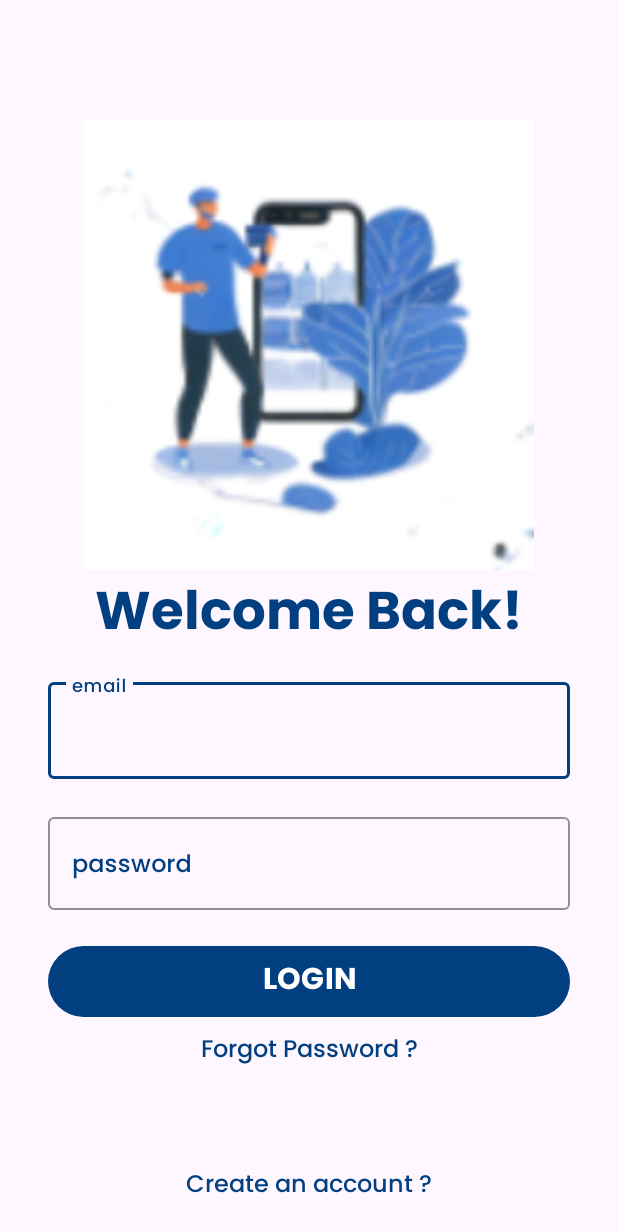
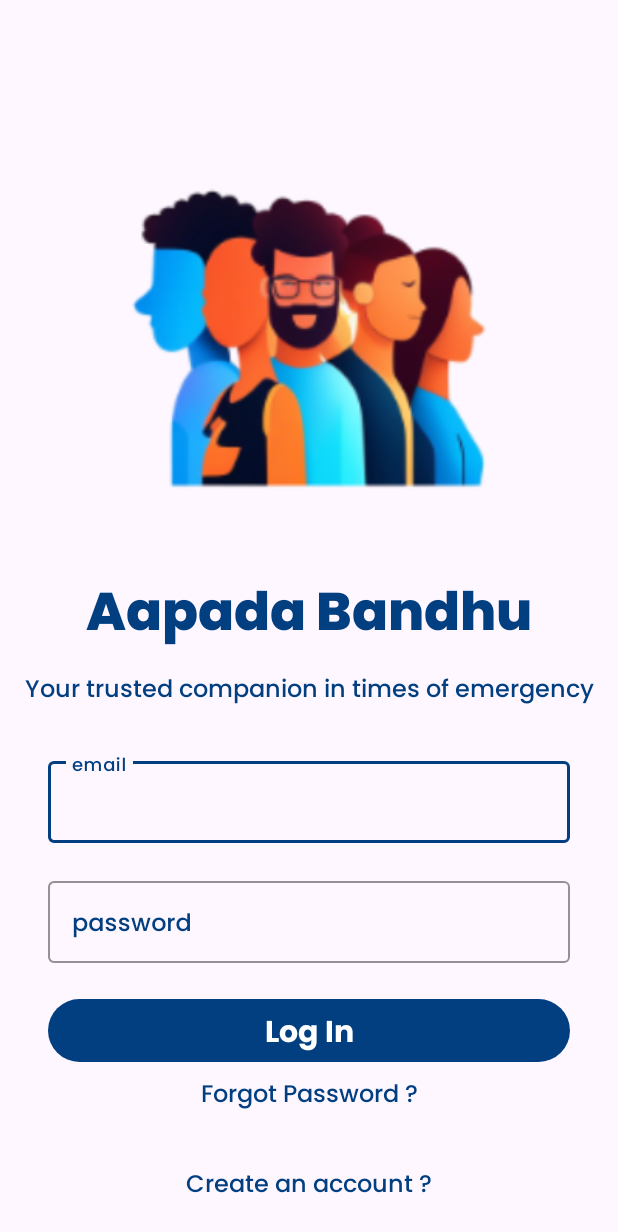
Before and after one commit to VanshPunia007/AapadaBandhu, an Android app: the LoginScreen screen opened directly, with no data from a screen before it, on a phone screen of 412 x 824 dp. Shown: the top 1232 px of the screen. Run offline under Robolectric (Android 15) with nearby library versions, the phone set to English and light mode, and no system bars.

Commit message:
Login UI updated

```diff
--- a/app/src/main/AndroidManifest.xml
+++ b/app/src/main/AndroidManifest.xml
@@ -12,6 +12,9 @@
         android:supportsRtl="true"
         android:theme="@style/Theme.AapadaBandhu"
         tools:targetApi="31">
+        <activity
+            android:name=".ReportActivity"
+            android:exported="false" />
         <activity
             android:name=".SignupActivity"
             android:exported="false" />
@@ -32,8 +35,7 @@
             android:exported="false" />
         <activity
             android:name=".MainActivity"
-            android:exported="true">
-        </activity>
+            android:exported="true"></activity>
 
         <meta-data
             android:name="preloaded_fonts"
--- a/app/src/main/res/layout/activity_login_screen.xml
+++ b/app/src/main/res/layout/activity_login_screen.xml
@@ -12,7 +12,7 @@
         android:layout_width="300dp"
         android:layout_height="300dp"
         android:layout_marginTop="80dp"
-        android:src="@drawable/signuplogo"
+        android:src="@drawable/login_img"
         app:layout_constraintEnd_toEndOf="parent"
         app:layout_constraintStart_toStartOf="parent"
         app:layout_constraintTop_toTopOf="parent" />
@@ -22,17 +22,18 @@
         android:id="@+id/email"
         style="@style/Widget.MaterialComponents.TextInputLayout.OutlinedBox"
         android:layout_width="0dp"
-        android:layout_height="70dp"
+        android:layout_height="60dp"
         android:layout_marginStart="32dp"
-        android:layout_marginTop="8dp"
+        android:layout_marginTop="28dp"
         android:layout_marginEnd="32dp"
+        android:gravity="center"
         android:hint="email"
         android:textColorHint="@color/dark_blue"
         app:boxStrokeColor="@color/dark_blue"
         app:hintTextColor="@color/dark_blue"
         app:layout_constraintEnd_toEndOf="parent"
         app:layout_constraintStart_toStartOf="parent"
-        app:layout_constraintTop_toBottomOf="@+id/textView6">
+        app:layout_constraintTop_toBottomOf="@+id/textView7">
 
         <com.google.android.material.textfield.TextInputEditText
             android:layout_width="match_parent"
@@ -47,7 +48,7 @@
         android:id="@+id/password"
         style="@style/Widget.MaterialComponents.TextInputLayout.OutlinedBox"
         android:layout_width="0dp"
-        android:layout_height="67dp"
+        android:layout_height="60dp"
         android:layout_marginTop="20dp"
         android:hint="password"
         android:textColorHint="@color/dark_blue"
@@ -68,12 +69,12 @@
     <Button
         android:id="@+id/loginbtn"
         android:layout_width="0dp"
-        android:layout_height="wrap_content"
+        android:layout_height="50dp"
         android:layout_marginStart="32dp"
         android:layout_marginTop="20dp"
         android:layout_marginEnd="32dp"
         android:fontFamily="@font/poppins_bold"
-        android:text="LOGIN"
+        android:text="Log In"
         android:textColor="@color/white"
         android:textSize="20sp"
         app:backgroundTint="#023F81"
@@ -109,11 +110,24 @@
         app:layout_constraintStart_toStartOf="parent" />
 
     <TextView
-        android:id="@+id/textView6"
+        android:id="@+id/textView7"
         android:layout_width="wrap_content"
         android:layout_height="wrap_content"
-        android:fontFamily="@font/poppins_bold"
-        android:text="Welcome Back!"
+        android:layout_marginTop="5dp"
+        android:fontFamily="@font/poppins_medium"
+        android:text="Your trusted companion in times of emergency"
+        android:textColor="@color/dark_blue"
+        android:textSize="16sp"
+        app:layout_constraintEnd_toEndOf="parent"
+        app:layout_constraintStart_toStartOf="parent"
+        app:layout_constraintTop_toBottomOf="@+id/textView9" />
+
+    <TextView
+        android:id="@+id/textView9"
+        android:layout_width="wrap_content"
+        android:layout_height="wrap_content"
+        android:fontFamily="@font/poppins_extrabold"
+        android:text="Aapada Bandhu"
         android:textColor="@color/dark_blue"
         android:textSize="35sp"
         app:layout_constraintEnd_toEndOf="@+id/imageView2"
--- a/app/src/main/res/layout/activity_welcome.xml
+++ b/app/src/main/res/layout/activity_welcome.xml
@@ -25,6 +25,7 @@
         android:fontFamily="@font/poppins_bold"
         android:gravity="center"
         android:text="Welcome to\nAapada Bandhu"
+        android:textColor="@color/dark_blue"
         android:textSize="35dp"
         app:layout_constraintEnd_toEndOf="@+id/imageView"
         app:layout_constraintStart_toStartOf="@+id/imageView"
@@ -36,6 +37,7 @@
         android:layout_height="wrap_content"
         android:fontFamily="@font/poppins"
         android:text="Real-time Disaster Management Application"
+        android:textColor="@color/dark_blue"
         android:textSize="16sp"
         app:layout_constraintEnd_toEndOf="@+id/imageView"
         app:layout_constraintStart_toStartOf="@+id/imageView"
```
Also changed, not shown: app/src/main/java/com/priyavansh/aapadabandhu/ReportActivity.kt (added, +20 -0 lines), app/src/main/res/layout/activity_report.xml (added, +10 -0 lines), app/src/main/res/layout/activity_signup.xml (+29 -24 lines), app/src/main/res/layout/fragment_home.xml (+19 -8 lines), app/src/main/res/drawable/chatbot.png (added), app/src/main/res/drawable/login_img.png (added).
